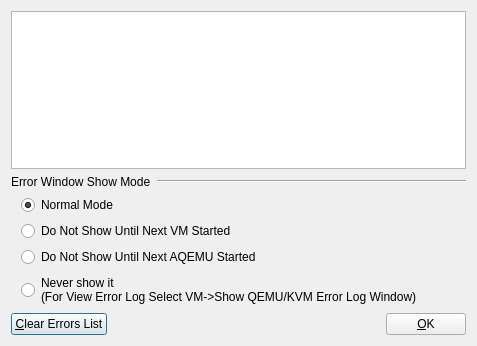
Before: the Qt Designer form src/Error_Log_Window.ui in tobimensch/aqemu, drawn with Qt 5.
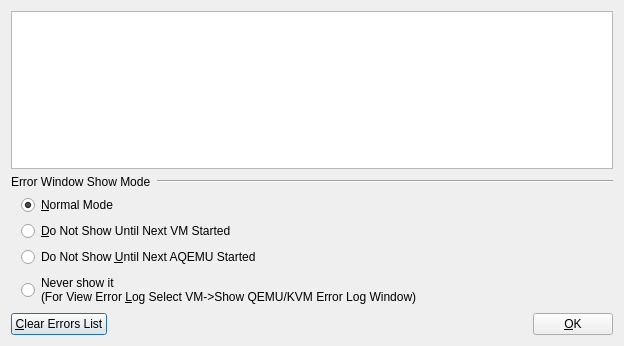
After: the same form once the commit is applied. Icons and pictures are not drawn.

Diff of the .ui file:
```diff
--- a/src/Error_Log_Window.ui
+++ b/src/Error_Log_Window.ui
@@ -7,7 +7,7 @@
    <rect>
     <x>0</x>
     <y>0</y>
-    <width>477</width>
+    <width>624</width>
     <height>346</height>
    </rect>
   </property>
@@ -64,7 +64,7 @@
      <item>
       <widget class="QRadioButton" name="RB_Normal_Mode">
        <property name="text">
-        <string>Normal Mode</string>
+        <string>&amp;Normal Mode</string>
        </property>
        <property name="checked">
         <bool>true</bool>
@@ -74,7 +74,7 @@
      <item>
       <widget class="QRadioButton" name="RB_Show_VM_Started">
        <property name="text">
-        <string>Do Not Show Until Next VM Started</string>
+        <string>&amp;Do Not Show Until Next VM Started</string>
        </property>
        <property name="checked">
         <bool>false</bool>
@@ -84,7 +84,7 @@
      <item>
       <widget class="QRadioButton" name="RB_Show_AQEMU_Started">
        <property name="text">
-        <string>Do Not Show Until Next AQEMU Started</string>
+        <string>Do Not Show &amp;Until Next AQEMU Started</string>
        </property>
       </widget>
      </item>
@@ -92,7 +92,7 @@
       <widget class="QRadioButton" name="RB_No_Show_Forever">
        <property name="text">
         <string>Never show it
-(For View Error Log Select VM-&gt;Show QEMU/KVM Error Log Window)</string>
+(For View Error &amp;Log Select VM-&gt;Show QEMU/KVM Error Log Window)</string>
        </property>
       </widget>
      </item>
```
Left out of the diff: 8 changed lines with no effect on the pictures.
